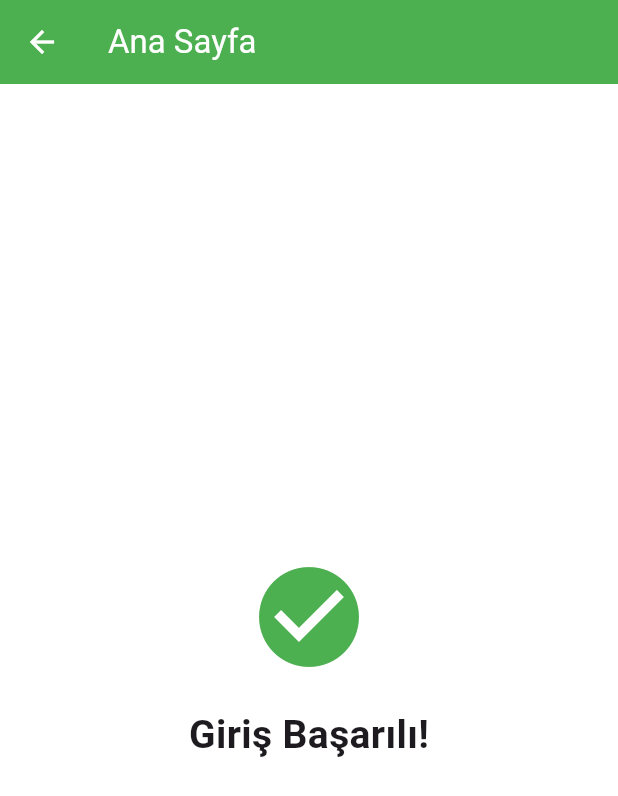
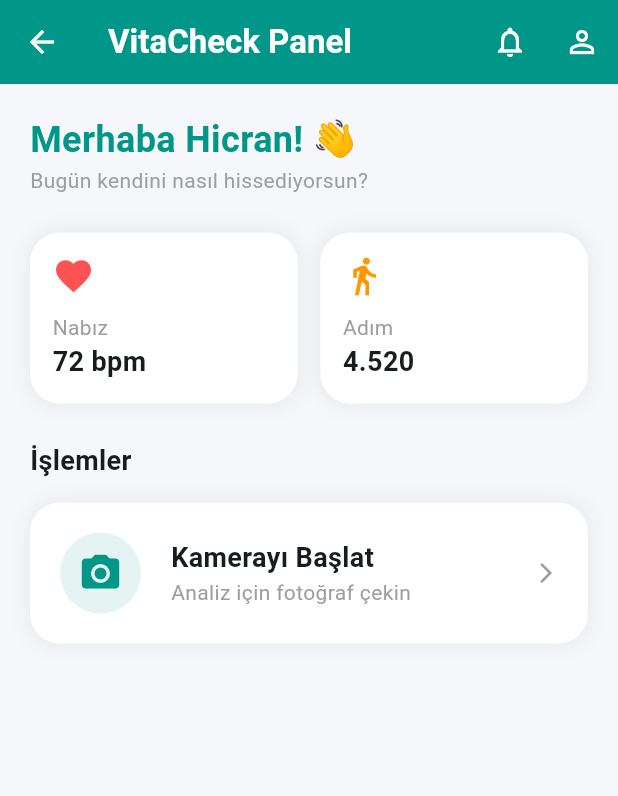
Before and after one commit to MehmetCanCankus1/VitaCheck, a Flutter app: the screen it shows after launch, after a tap on "Giriş Yap", on a phone screen of 412 x 824 dp. Shown: the top 796 px of the screen. Run offline on Flutter 3.47's test engine with Material 3 defaults, Android fonts, the phone set to English and light mode, and no system bars; our stand-ins replace camera.

Commit message:
Kamera ekranı profesyonel hale getirildi

```diff
--- a/mobile_app/lib/main.dart
+++ b/mobile_app/lib/main.dart
@@ -1,7 +1,10 @@
 import 'package:flutter/material.dart';
-import 'screens/login_screen.dart'; // Yaptığımız login ekranını çağırdık
+import 'screens/login_screen.dart';
+import 'screens/home_screen.dart';
 
 void main() {
+  // Uygulama başlamadan önce yapılması gereken bir hazırlık varsa burada yapılır.
+  WidgetsFlutterBinding.ensureInitialized();
   runApp(const VitaCheckApp());
 }
 
@@ -11,12 +14,52 @@
   @override
   Widget build(BuildContext context) {
     return MaterialApp(
-      debugShowCheckedModeBanner: false, // Sağ üstteki o kırmızı "Debug" bandını kaldırır
-      title: 'VitaCheck Mobile App 🚀', // İlk commitimiz için güncellediğimiz başlık
+      debugShowCheckedModeBanner: false,
+      title: 'VitaCheck Mobile',
+
+      // MÜKEMMEL TEMA YÖNETİMİ:
       theme: ThemeData(
-        primarySwatch: Colors.green, // Uygulamanın ana tema rengi
+        useMaterial3: true, // En yeni Android/iOS tasarım dilini kullanır
+        colorScheme: ColorScheme.fromSeed(
+          seedColor: Colors.teal,
+          primary: Colors.teal,
+          secondary: Colors.tealAccent,
+        ),
+
+        // Giriş kutularının (TextField) tasarımı her yerde aynı olsun
+        inputDecorationTheme: InputDecorationTheme(
+          filled: true,
+          fillColor: Colors.grey[100],
+          border: OutlineInputBorder(
+            borderRadius: BorderRadius.circular(15),
+            borderSide: BorderSide.none,
+          ),
+          focusedBorder: OutlineInputBorder(
+            borderRadius: BorderRadius.circular(15),
+            borderSide: const BorderSide(color: Colors.teal, width: 2),
+          ),
+          prefixIconColor: Colors.teal,
+        ),
+
+        // Butonların varsayılan tasarımı
+        elevatedButtonTheme: ElevatedButtonThemeData(
+          style: ElevatedButton.styleFrom(
+            backgroundColor: Colors.teal,
+            foregroundColor: Colors.white,
+            minimumSize: const Size(double.infinity, 55),
+            shape: RoundedRectangleBorder(borderRadius: BorderRadius.circular(15)),
+            elevation: 2,
+          ),
+        ),
       ),
-      home: const LoginScreen(), // Uygulamanın açılacağı ilk ekran
+
+      home: const LoginScreen(),
+
+      // Sayfa yönlendirmeleri (İleride API'leri için lazım olacak)
+      routes: {
+        '/login': (context) => const LoginScreen(),
+        '/home': (context) => const HomeScreen(),
+      },
     );
   }
 }
--- a/mobile_app/lib/screens/home_screen.dart
+++ b/mobile_app/lib/screens/home_screen.dart
@@ -6,25 +6,108 @@
   @override
   Widget build(BuildContext context) {
     return Scaffold(
-      backgroundColor: Colors.white,
+      backgroundColor: const Color(0xFFF5F7FA), // Hafif gri, temiz bir arka plan
       appBar: AppBar(
-        title: const Text('Ana Sayfa'),
-        backgroundColor: Colors.green,
+        title: const Text("VitaCheck Panel", style: TextStyle(fontWeight: FontWeight.bold)),
+        backgroundColor: Colors.teal,
         foregroundColor: Colors.white,
+        elevation: 0,
+        actions: [
+          IconButton(onPressed: () {}, icon: const Icon(Icons.notifications_none)),
+          IconButton(onPressed: () {}, icon: const Icon(Icons.person_outline)),
+        ],
       ),
-      body: const Center(
+      body: SingleChildScrollView(
+        padding: const EdgeInsets.all(20),
         child: Column(
-          mainAxisAlignment: MainAxisAlignment.center,
+          crossAxisAlignment: CrossAxisAlignment.start,
           children: [
-            Icon(Icons.check_circle, size: 80, color: Colors.green),
-            SizedBox(height: 20),
-            Text(
-              'Giriş Başarılı!',
-              style: TextStyle(fontSize: 26, fontWeight: FontWeight.bold),
+            const Text(
+              "Merhaba Hicran! 👋",
+              style: TextStyle(fontSize: 24, fontWeight: FontWeight.bold, color: Colors.teal),
+            ),
+            const Text("Bugün kendini nasıl hissediyorsun?", style: TextStyle(color: Colors.grey)),
+            const SizedBox(height: 25),
+
+            // Gösterge Kartları (Sağlık Uygulaması Havası Verir)
+            Row(
+              children: [
+                _buildStatCard("Nabız", "72 bpm", Icons.favorite, Colors.redAccent),
+                const SizedBox(width: 15),
+                _buildStatCard("Adım", "4.520", Icons.directions_walk, Colors.orange),
+              ],
+            ),
+            const SizedBox(height: 25),
+
+            // ANA GÖREV: Kamera Modülü Kartı
+            const Text("İşlemler", style: TextStyle(fontSize: 18, fontWeight: FontWeight.bold)),
+            const SizedBox(height: 15),
+
+            GestureDetector(
+              onTap: () {
+                // Birazdan buraya Kamera sayfasını bağlayacağız!
+                ScaffoldMessenger.of(context).showSnackBar(
+                  const SnackBar(content: Text("Kamera Modülü Hazırlanıyor...")),
+                );
+              },
+              child: Container(
+                padding: const EdgeInsets.all(20),
+                decoration: BoxDecoration(
+                  color: Colors.white,
+                  borderRadius: BorderRadius.circular(20),
+                  boxShadow: [
+                    BoxShadow(color: Colors.black.withOpacity(0.05), blurRadius: 10, spreadRadius: 2),
+                  ],
+                ),
+                child: Row(
+                  children: [
+                    Container(
+                      padding: const EdgeInsets.all(12),
+                      decoration: BoxDecoration(color: Colors.teal.withOpacity(0.1), shape: BoxShape.circle),
+                      child: const Icon(Icons.camera_alt, color: Colors.teal, size: 30),
+                    ),
+                    const SizedBox(width: 20),
+                    const Column(
+                      crossAxisAlignment: CrossAxisAlignment.start,
+                      children: [
+                        Text("Kamerayı Başlat", style: TextStyle(fontSize: 18, fontWeight: FontWeight.bold)),
+                        Text("Analiz için fotoğraf çekin", style: TextStyle(color: Colors.grey)),
+                      ],
+                    ),
+                    const Spacer(),
+                    const Icon(Icons.arrow_forward_ios, size: 16, color: Colors.grey),
+                  ],
+                ),
+              ),
             ),
           ],
         ),
       ),
     );
   }
+
+  // Küçük Bilgi Kartları İçin Yardımcı Widget
+  Widget _buildStatCard(String title, String value, IconData icon, Color color) {
+    return Expanded(
+      child: Container(
+        padding: const EdgeInsets.all(15),
+        decoration: BoxDecoration(
+          color: Colors.white,
+          borderRadius: BorderRadius.circular(20),
+          boxShadow: [
+            BoxShadow(color: Colors.black.withOpacity(0.05), blurRadius: 10, spreadRadius: 2),
+          ],
+        ),
+        child: Column(
+          crossAxisAlignment: CrossAxisAlignment.start,
+          children: [
+            Icon(icon, color: color, size: 28),
+            const SizedBox(height: 10),
+            Text(title, style: const TextStyle(color: Colors.grey, fontSize: 14)),
+            Text(value, style: const TextStyle(fontSize: 18, fontWeight: FontWeight.bold)),
+          ],
+        ),
+      ),
+    );
+  }
 }
--- a/mobile_app/lib/screens/login_screen.dart
+++ b/mobile_app/lib/screens/login_screen.dart
@@ -1,5 +1,5 @@
 import 'package:flutter/material.dart';
-import 'home_screen.dart'; // Yönleneceğimiz sayfayı içe aktarıyoruz
+import 'home_screen.dart';
 
 class LoginScreen extends StatelessWidget {
   const LoginScreen({super.key});
@@ -7,77 +7,75 @@
   @override
   Widget build(BuildContext context) {
     return Scaffold(
-      backgroundColor: Colors.white,
-      body: Center(
-        child: Padding(
-          padding: const EdgeInsets.all(24.0),
-          child: Column(
-            mainAxisAlignment: MainAxisAlignment.center,
-            children: [
-              // Üst Logo
-              const Icon(Icons.health_and_safety, size: 100, color: Colors.green),
-              const SizedBox(height: 20),
-
-              // Karşılama Başlığı
-              const Text(
-                'VitaCheck\'e Hoş Geldiniz',
-                style: TextStyle(fontSize: 24, fontWeight: FontWeight.bold, color: Colors.black87),
-              ),
-              const SizedBox(height: 40),
-
-              // E-posta Giriş Alanı
-              TextField(
-                decoration: InputDecoration(
-                  border: OutlineInputBorder(
-                    borderRadius: BorderRadius.circular(12),
-                  ),
-                  labelText: 'E-posta',
-                  prefixIcon: const Icon(Icons.email, color: Colors.green),
+      body: Container(
+        width: double.infinity,
+        decoration: const BoxDecoration(
+          // Arka plana hafif bir gradyan verelim
+          gradient: LinearGradient(
+            begin: Alignment.topCenter,
+            colors: [Colors.teal, Colors.tealAccent],
+          ),
+        ),
+        child: Column(
+          crossAxisAlignment: CrossAxisAlignment.center,
+          children: <Widget>[
+            const SizedBox(height: 80),
+            const Icon(Icons.health_and_safety, size: 80, color: Colors.white),
+            const Text("VitaCheck", style: TextStyle(color: Colors.white, fontSize: 40, fontWeight: FontWeight.bold)),
+            const SizedBox(height: 10),
+            const Text("Sağlıklı Günler Dileriz", style: TextStyle(color: Colors.white, fontSize: 18)),
+            const SizedBox(height: 50),
+            Expanded(
+              child: Container(
+                decoration: const BoxDecoration(
+                  color: Colors.white,
+                  borderRadius: BorderRadius.only(topLeft: Radius.circular(60), topRight: Radius.circular(60)),
                 ),
-              ),
-              const SizedBox(height: 16),
-
-              // Şifre Giriş Alanı
-              TextField(
-                obscureText: true, // Metni gizler (***)
-                decoration: InputDecoration(
-                  border: OutlineInputBorder(
-                    borderRadius: BorderRadius.circular(12),
-                  ),
-                  labelText: 'Şifre',
-                  prefixIcon: const Icon(Icons.lock, color: Colors.green),
-                ),
-              ),
-              const SizedBox(height: 30),
-
-              // Giriş Yap Butonu
-              SizedBox(
-                width: double.infinity, // Ekran genişliğine yayar
-                height: 50,
-                child: ElevatedButton(
-                  style: ElevatedButton.styleFrom(
-                    backgroundColor: Colors.green,
-                    shape: RoundedRectangleBorder(
-                      borderRadius: BorderRadius.circular(12),
-                    ),
-                  ),
-                  onPressed: () {
-                    // Butona basıldığında Ana Sayfaya (HomeScreen) yönlendirir
-                    Navigator.push(
-                      context,
-                      MaterialPageRoute(
-                        builder: (context) => const HomeScreen(),
+                child: Padding(
+                  padding: const EdgeInsets.all(30),
+                  child: Column(
+                    children: <Widget>[
+                      const SizedBox(height: 40),
+                      // E-posta Kutusu
+                      TextField(
+                        decoration: InputDecoration(
+                          hintText: "E-posta",
+                          prefixIcon: const Icon(Icons.email, color: Colors.teal),
+                        ),
                       ),
-                    );
-                  },
-                  child: const Text(
-                    'Giriş Yap',
-                    style: TextStyle(fontSize: 18, color: Colors.white, fontWeight: FontWeight.bold),
+                      const SizedBox(height: 20),
+                      // Şifre Kutusu
+                      TextField(
+                        obscureText: true,
+                        decoration: InputDecoration(
+                          hintText: "Şifre",
+                          prefixIcon: const Icon(Icons.lock, color: Colors.teal),
+                        ),
+                      ),
+                      const SizedBox(height: 40),
+                      // Giriş Yap Butonu
+                      SizedBox(
+                        width: double.infinity,
+                        height: 50,
+                        child: ElevatedButton(
+                          onPressed: () {
+                            // Şimdilik doğrudan ana sayfaya atsın
+                            Navigator.push(context, MaterialPageRoute(builder: (context) => const HomeScreen()));
+                          },
+                          child: const Text("Giriş Yap", style: TextStyle(fontSize: 18)),
+                        ),
+                      ),
+                      const SizedBox(height: 20),
+                      TextButton(
+                        onPressed: () {},
+                        child: const Text("Hesabınız yok mu? Kayıt Olun", style: TextStyle(color: Colors.teal)),
+                      ),
+                    ],
                   ),
                 ),
               ),
-            ],
-          ),
+            )
+          ],
         ),
       ),
     );
```
Also changed, not shown: mobile_app/lib/screens/camera_screen.dart (added, +164 -0 lines).
